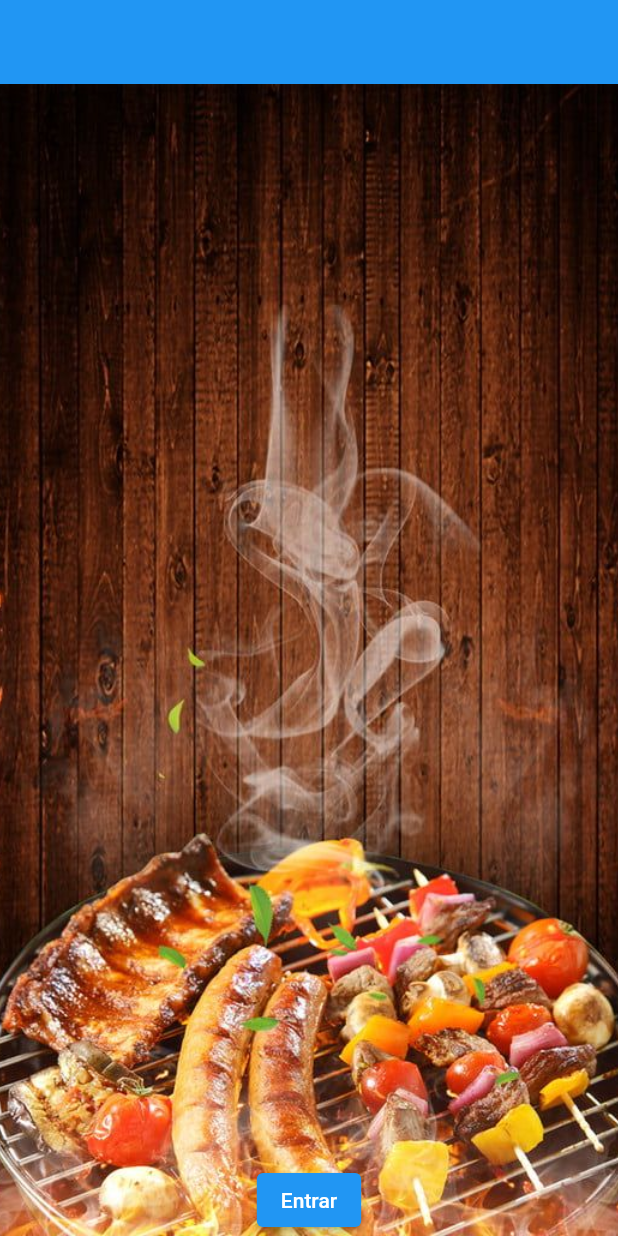
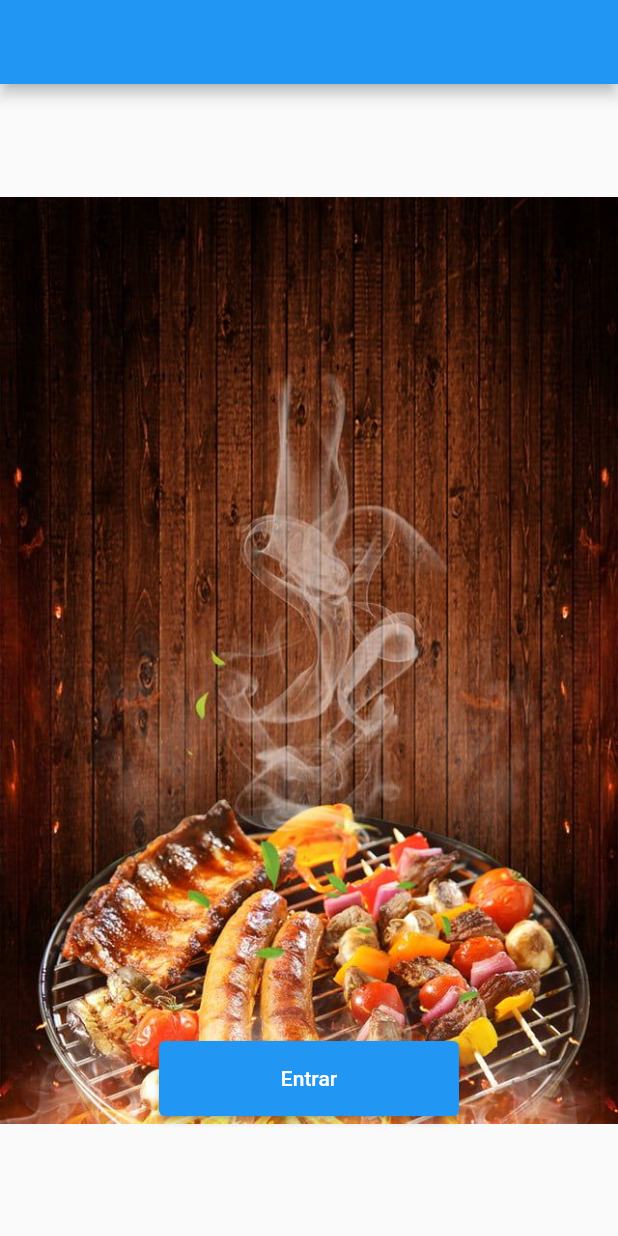
Before and after one commit to Luiz-Faitn/churrascaria, a Flutter app: the screen it shows after launch, on a phone screen of 412 x 824 dp. Run offline on Flutter 3.47's test engine with Material 2 defaults, Android fonts, the phone set to English and light mode, and no system bars; missing offline and left inert: dart:js.

Commit message:
Criado página 1

```diff
--- a/lib/main.dart
+++ b/lib/main.dart
@@ -13,6 +13,7 @@ class MyApp extends StatelessWidget {
   @override
   Widget build(BuildContext context) {
     return const MaterialApp(
+      debugShowCheckedModeBanner: false,
       home: Page1(),
     );
   }
@@ -29,7 +30,7 @@ class Page1 extends StatelessWidget {
         decoration: const BoxDecoration(
           image: DecorationImage(
             image: AssetImage('assets/imagens/background.jpg'),
-            fit: BoxFit.fitHeight
+            fit: BoxFit.fitWidth
           ),
         ),
         child: Center(
@@ -40,8 +41,14 @@ class Page1 extends StatelessWidget {
                 onPressed: () {
                   Navigator.of(context).push(_createRoute());
                 },
+                style: ElevatedButton.styleFrom(
+                  fixedSize: const Size(200, 50)
+                ),
                 child: const Text('Entrar'),
               ),
+              const SizedBox(
+                height: 80,
+              )
             ],
           ),
         ),
```
Also changed, not shown: lib/pages/churrascaria_page.dart (added).
